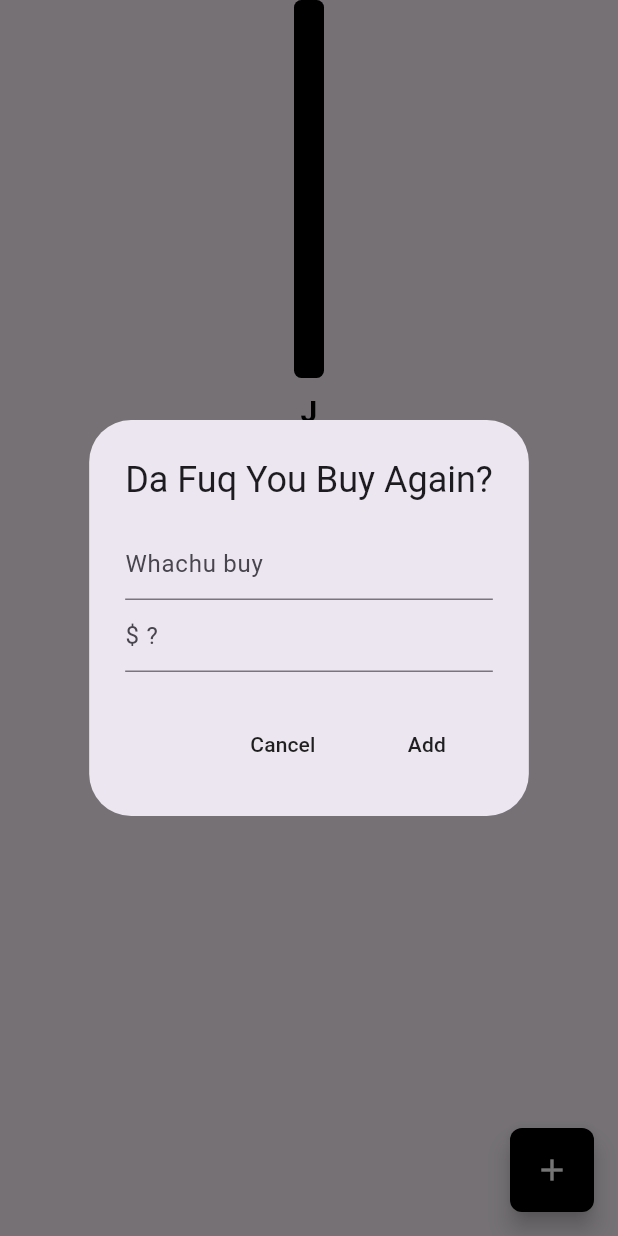
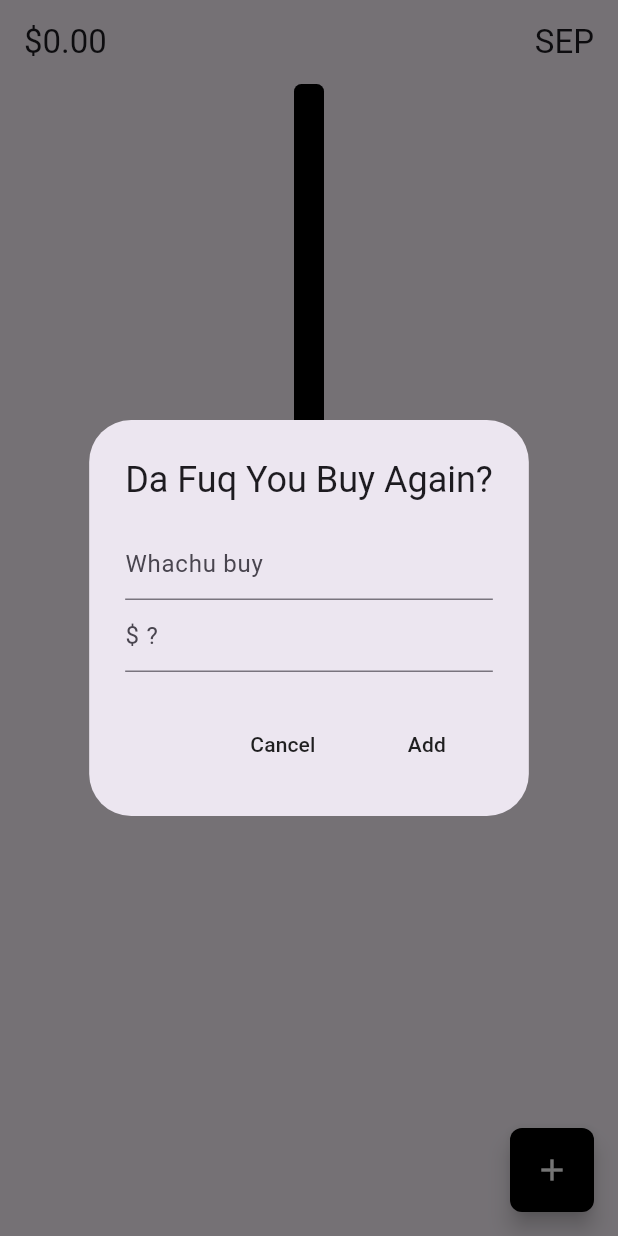
Before and after one commit to Pingu7731/ExpensesTracker, a Flutter app: the screen it shows after launch, after a tap on the "add" icon, on a phone screen of 412 x 824 dp. Run offline on Flutter 3.47's test engine with Material 3 defaults, Android fonts, the phone set to English and light mode, and no system bars; drawn by our look-alikes of fl_chart; our stand-ins replace flutter_slidable, isar; accounts and stored records are empty; generated files the repository leaves out were written again.

Commit message:
Appbar
-added app bar having to show money and current month

-getcurrentmonthexpenses
-monthtotal

```diff
--- a/expensestracker/lib/database/expense_database.dart
+++ b/expensestracker/lib/database/expense_database.dart
@@ -85,4 +85,23 @@ class ExpenseDb extends ChangeNotifier {
     );
     return allExpense.first.date.year;
   }
+
+  Future<double> calculateCurrMontTotal() async {
+    await readExpenses();
+
+    //get date
+    int currentMonth = DateTime.now().month;
+    int currentYear = DateTime.now().year;
+
+    List<Expense> currentmonthexpense = _allexpense.where((expense) {
+      //check is the expense date month same as currentmonth
+      //if expense motnh/year == current month/year , return expense.month/year
+      return expense.date.month == currentMonth &&
+          expense.date.year == currentYear;
+    }).toList();
+
+    double totla =
+        currentmonthexpense.fold(0, (sum, expense) => sum + expense.amount);
+    return totla;
+  }
 }
--- a/expensestracker/lib/helper/function.dart
+++ b/expensestracker/lib/helper/function.dart
@@ -16,3 +16,22 @@ int caulcMonthCount(int startyear, startmonth, currentyear, currentmonth) {
       (currentyear - startyear) * 12 + currentmonth - startmonth + 1;
   return monthcount;
 }
+
+String getcurrentMonthname() {
+  DateTime now = DateTime.now();
+  List<String> month = [
+    "JAN",
+    "FEB",
+    "MAR",
+    "APR",
+    "MAY",
+    "JUN",
+    "JUL",
+    "AUG",
+    "SEP",
+    "OCT",
+    "NOV",
+    "DEC",
+  ];
+  return month[now.month - 1];
+}
--- a/expensestracker/lib/home.dart
+++ b/expensestracker/lib/home.dart
@@ -1,3 +1,5 @@
+import 'dart:io';
+
 import 'package:expensestracker/BarGraph/BarGraph.dart';
 import 'package:expensestracker/component/epense_tile.dart';
 import 'package:expensestracker/database/expense_database.dart';
@@ -19,17 +21,20 @@ class _HomePageState extends State<HomePage> {
   TextEditingController amountcontroller = TextEditingController();
 
   Future<Map<int, double>>? monthTotalFuture;
+  Future<double>? calculateCurrMontTotal;
 
   @override
   void initState() {
     Provider.of<ExpenseDb>(context, listen: false).readExpenses();
-    refreshGraphdata();
+    refreshData();
     super.initState();
   }
 
-  void refreshGraphdata() {
+  void refreshData() {
     monthTotalFuture =
         Provider.of<ExpenseDb>(context, listen: false).calculatemonthtotal();
+    calculateCurrMontTotal =
+        Provider.of<ExpenseDb>(context, listen: false).calculateCurrMontTotal();
   }
 
   void openNewExpenseBox() {
@@ -137,6 +142,26 @@ class _HomePageState extends State<HomePage> {
             color: Colors.white,
           ),
         ),
+        appBar: AppBar(
+          centerTitle: true,
+          backgroundColor: Colors.transparent,
+          title: FutureBuilder<double>(
+              //get the amount of total stuff
+              future: calculateCurrMontTotal,
+              builder: (context, snapshot) {
+                if (snapshot.connectionState == ConnectionState.done) {
+                  return Row(
+                    mainAxisAlignment: MainAxisAlignment.spaceBetween,
+                    children: [
+                      Text('\$' + snapshot.data!.toStringAsFixed(2)),
+                      Text(getcurrentMonthname()),
+                    ],
+                  );
+                } else {
+                  return const Text('Brb Getting Data ( •̀ ω •́ )y');
+                }
+              }),
+        ),
         body: SafeArea(
           child: Column(
             children: [
@@ -213,7 +238,7 @@ class _HomePageState extends State<HomePage> {
             date: DateTime.now(),
           );
           await context.read<ExpenseDb>().createExpenses(newExpense);
-          refreshGraphdata();
+          refreshData();
           namecontroller.clear();
           amountcontroller.clear();
         }
@@ -245,7 +270,7 @@ class _HomePageState extends State<HomePage> {
               .read<ExpenseDb>()
               .updateExpenses(currentId, updateExpenses);
 
-          refreshGraphdata();
+          refreshData();
         }
       },
       child: const Text('Save'),
@@ -260,7 +285,7 @@ class _HomePageState extends State<HomePage> {
         await context.read<ExpenseDb>().deleteExpenses(id);
         namecontroller.clear();
         amountcontroller.clear();
-        refreshGraphdata();
+        refreshData();
       },
       child: const Text('Delete'),
     );
```
